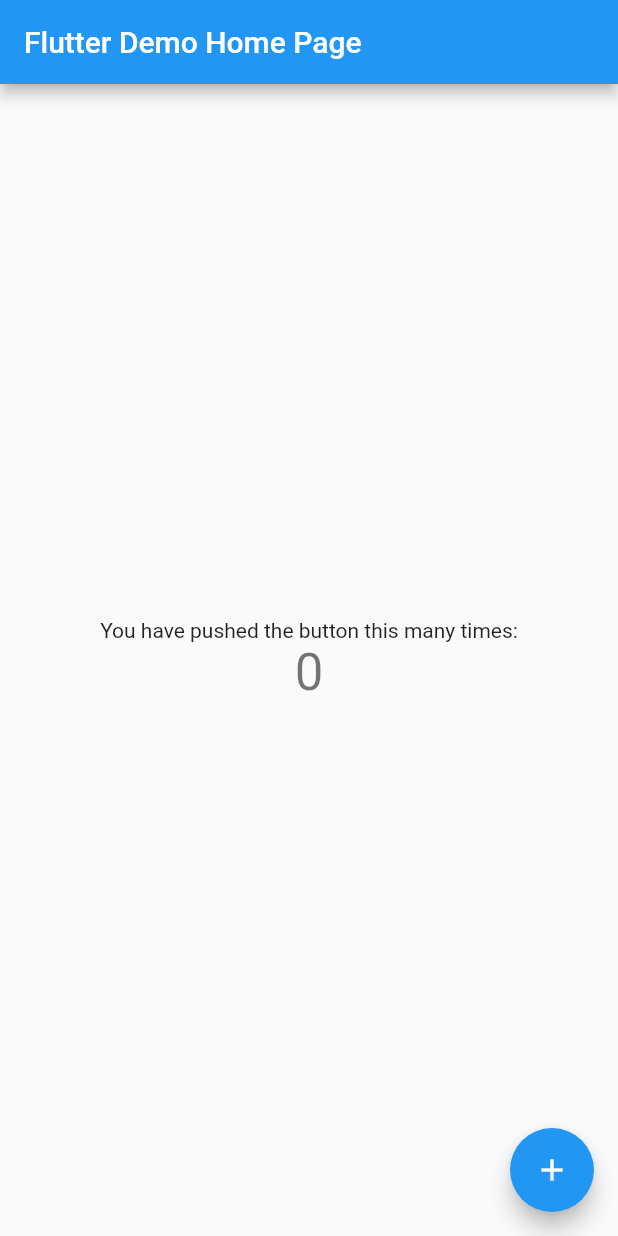
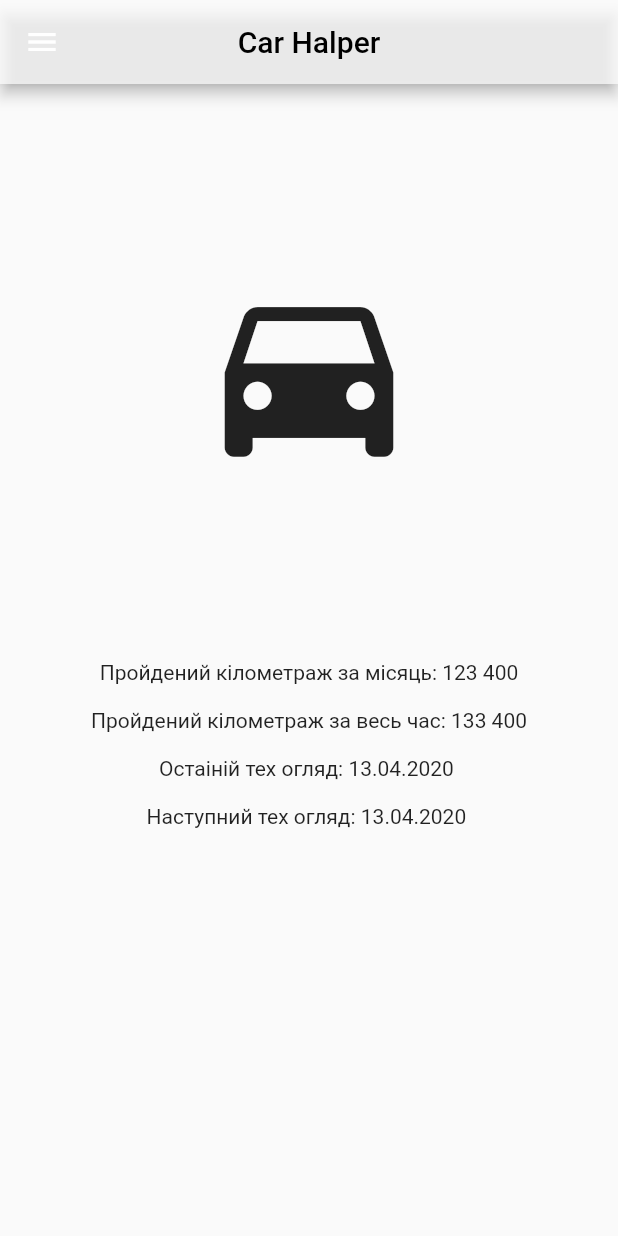
Before and after one commit to Vlad-Kostyuk/Car_Helper, a Flutter app: the screen it shows after launch, on a phone screen of 412 x 824 dp. Run offline on Flutter 3.47's test engine with Material 2 defaults, Android fonts, the phone set to English and light mode, and no system bars.

Commit message:
add main page and add menu

```diff
--- /dev/null
+++ b/lib/container.dart
@@ -0,0 +1,4 @@
+
+
+const String kTitleAppBar = 'Car Halper';
+const String kAcountName = 'Vlad';
--- a/lib/main.dart
+++ b/lib/main.dart
@@ -1,117 +1,6 @@
+import 'file:///D:/jobs/Car_Helper/lib/page/start_page.dart';
 import 'package:flutter/material.dart';
 
 void main() {
-  runApp(MyApp());
+  runApp(MainPage());
 }
-
-class MyApp extends StatelessWidget {
-  // This widget is the root of your application.
-  @override
-  Widget build(BuildContext context) {
-    return MaterialApp(
-      title: 'Flutter Demo',
-      theme: ThemeData(
-        // This is the theme of your application.
-        //
-        // Try running your application with "flutter run". You'll see the
-        // application has a blue toolbar. Then, without quitting the app, try
-        // changing the primarySwatch below to Colors.green and then invoke
-        // "hot reload" (press "r" in the console where you ran "flutter run",
-        // or simply save your changes to "hot reload" in a Flutter IDE).
-        // Notice that the counter didn't reset back to zero; the application
-        // is not restarted.
-        primarySwatch: Colors.blue,
-        // This makes the visual density adapt to the platform that you run
-        // the app on. For desktop platforms, the controls will be smaller and
-        // closer together (more dense) than on mobile platforms.
-        visualDensity: VisualDensity.adaptivePlatformDensity,
-      ),
-      home: MyHomePage(title: 'Flutter Demo Home Page'),
-    );
-  }
-}
-
-class MyHomePage extends StatefulWidget {
-  MyHomePage({Key key, this.title}) : super(key: key);
-
-  // This widget is the home page of your application. It is stateful, meaning
-  // that it has a State object (defined below) that contains fields that affect
-  // how it looks.
-
-  // This class is the configuration for the state. It holds the values (in this
-  // case the title) provided by the parent (in this case the App widget) and
-  // used by the build method of the State. Fields in a Widget subclass are
-  // always marked "final".
-
-  final String title;
-
-  @override
-  _MyHomePageState createState() => _MyHomePageState();
-}
-
-class _MyHomePageState extends State<MyHomePage> {
-  int _counter = 0;
-
-  void _incrementCounter() {
-    setState(() {
-      // This call to setState tells the Flutter framework that something has
-      // changed in this State, which causes it to rerun the build method below
-      // so that the display can reflect the updated values. If we changed
-      // _counter without calling setState(), then the build method would not be
-      // called again, and so nothing would appear to happen.
-      _counter++;
-    });
-  }
-
-  @override
-  Widget build(BuildContext context) {
-    // This method is rerun every time setState is called, for instance as done
-    // by the _incrementCounter method above.
-    //
-    // The Flutter framework has been optimized to make rerunning build methods
-    // fast, so that you can just rebuild anything that needs updating rather
-    // than having to individually change instances of widgets.
-    return Scaffold(
-      appBar: AppBar(
-        // Here we take the value from the MyHomePage object that was created by
-        // the App.build method, and use it to set our appbar title.
-        title: Text(widget.title),
-      ),
-      body: Center(
-        // Center is a layout widget. It takes a single child and positions it
-        // in the middle of the parent.
-        child: Column(
-          // Column is also a layout widget. It takes a list of children and
-          // arranges them vertically. By default, it sizes itself to fit its
-          // children horizontally, and tries to be as tall as its parent.
-          //
-          // Invoke "debug painting" (press "p" in the console, choose the
-          // "Toggle Debug Paint" action from the Flutter Inspector in Android
-          // Studio, or the "Toggle Debug Paint" command in Visual Studio Code)
-          // to see the wireframe for each widget.
-          //
-          // Column has various properties to control how it sizes itself and
-          // how it positions its children. Here we use mainAxisAlignment to
-          // center the children vertically; the main axis here is the vertical
-          // axis because Columns are vertical (the cross axis would be
-          // horizontal).
-          mainAxisAlignment: MainAxisAlignment.center,
-          children: <Widget>[
-            Text(
-              'You have pushed the button this many times:',
-            ),
-            Text(
-              '$_counter',
-              style: Theme.of(context).textTheme.headline4,
-            ),
-          ],
-        ),
-      ),
-      floatingActionButton: FloatingActionButton(
-        onPressed: _incrementCounter,
-        tooltip: 'Increment',
-        child: Icon(Icons.add),
-      ), // This trailing comma makes auto-formatting nicer for build methods.
-    );
-  }
-}
--- /dev/null
+++ b/lib/page/start_page.dart
@@ -0,0 +1,32 @@
+import 'package:carhelper/container.dart';
+import 'package:carhelper/widget/Drawer.dart';
+import 'package:carhelper/widget/center_main.dart';
+import 'package:flutter/material.dart';
+
+class MainPage extends StatefulWidget {
+  const MainPage({Key key}) : super(key: key);
+
+  @override
+  _MainPageState createState() => _MainPageState();
+}
+
+class _MainPageState extends State<MainPage> {
+  @override
+  Widget build(BuildContext context) {
+    return MaterialApp(
+      debugShowCheckedModeBanner: false,
+      home: Scaffold(
+        appBar: AppBar(
+          title: Text(
+            kTitleAppBar,
+            style: TextStyle(color: Colors.black),
+          ),
+          centerTitle: true,
+          backgroundColor: Colors.white70,
+        ),
+        drawer: drawerMenu(),
+        body: bodyMain(),
+      ),
+    );
+  }
+}
--- /dev/null
+++ b/lib/widget/Drawer.dart
@@ -0,0 +1,32 @@
+import 'package:carhelper/container.dart';
+import 'package:flutter/cupertino.dart';
+import 'package:flutter/material.dart';
+
+Widget drawerMenu() {
+  return Drawer(
+    child: ListView(
+      children: <Widget>[
+
+        DrawerHeader(
+          decoration: BoxDecoration(
+            color: Colors.white70,
+          ),
+
+          child: Text(
+            kAcountName,
+            style: TextStyle(
+              color: Colors.black,
+              fontSize: 24,
+            ),
+          ),
+        ),
+
+        ListTile(
+          leading: Icon(Icons.message),
+          title: Text('Messages'),
+        ),
+
+      ],
+    ),
+  );
+}
--- /dev/null
+++ b/lib/widget/center_main.dart
@@ -0,0 +1,36 @@
+import 'package:flutter/material.dart';
+
+Widget bodyMain() {
+  return Container(
+    child: Column(
+      children: <Widget>[
+        Expanded(
+          //flex: 1,
+          child: Center(
+            child: Expanded(
+              child: Container(
+                child: Icon(
+                  Icons.directions_car,
+                  size: 150,
+                ),
+              ),
+            ),
+          ),
+        ),
+        Expanded(
+          //flex: 2,
+          child: Container(
+            child: Column(
+              children: <Widget>[
+                Text('Пройдений кілометраж за місяць: 123 400\n'),
+                Text('Пройдений кілометраж за весь час: 133 400\n'),
+                Text('Остаіній тех огляд: 13.04.2020 \n'),
+                Text('Наступний тех огляд: 13.04.2020 \n'),
+              ],
+            ),
+          ),
+        ),
+      ],
+    ),
+  );
+}
```
